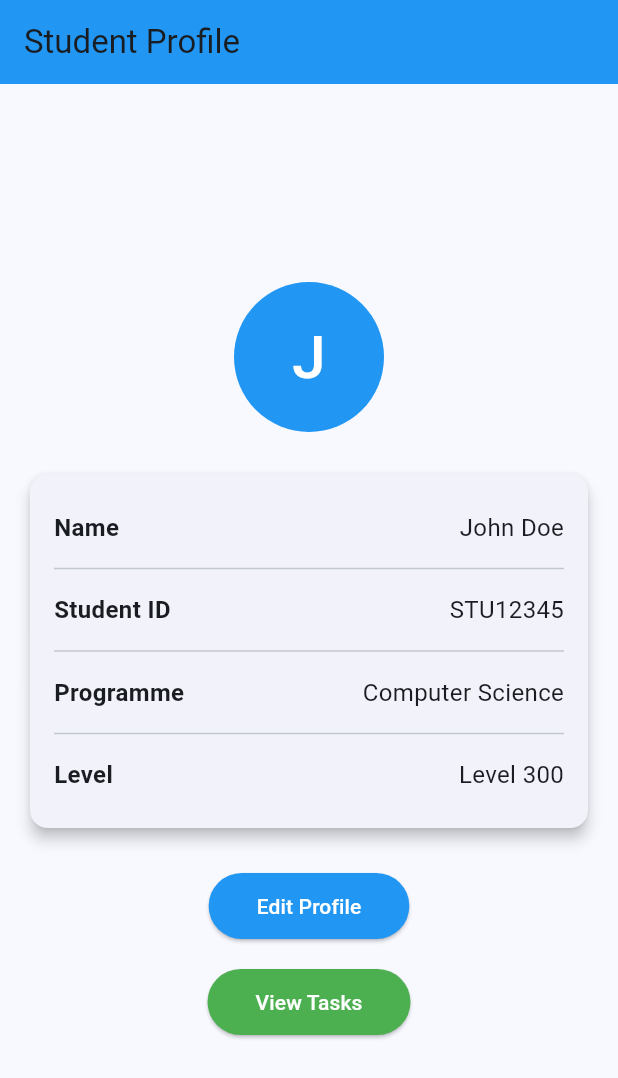
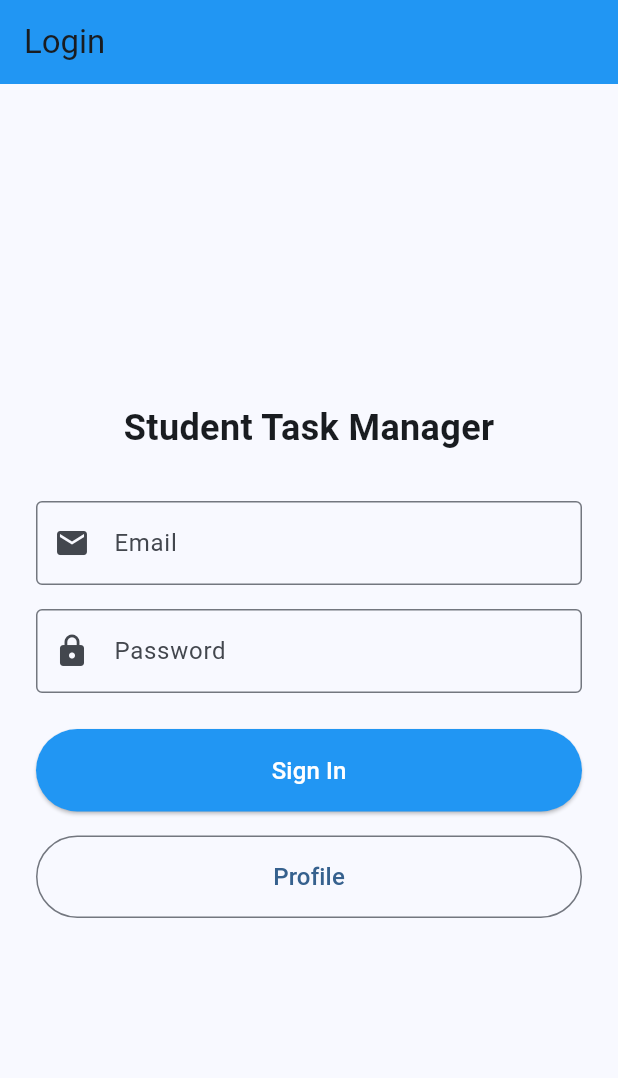
Before and after one commit to EricAnokye/midsem_exam, a Flutter app: the screen it shows after launch, on a phone screen of 412 x 824 dp. Shown: the top 1078 px of the screen. Run offline on Flutter 3.47's test engine with Material 3 defaults, Android fonts, the phone set to English and light mode, and no system bars; our stand-ins replace firebase_core, shared_preferences; accounts and stored records are empty.

Commit message:
Part D: Add Firebase integration and LoginScreen

```diff
--- /dev/null
+++ b/lib/screens/login_screen.dart
@@ -0,0 +1,142 @@
+import 'package:flutter/material.dart';
+import 'profile_screen.dart';
+
+/// LoginScreen provides a simple login interface.
+/// For this exam, it prints entered credentials to console
+/// rather than implementing actual Firebase Auth.
+class LoginScreen extends StatefulWidget {
+  const LoginScreen({super.key});
+
+  @override
+  State<LoginScreen> createState() => _LoginScreenState();
+}
+
+class _LoginScreenState extends State<LoginScreen> {
+  // Text controllers for email and password fields
+  final TextEditingController _emailController = TextEditingController();
+  final TextEditingController _passwordController = TextEditingController();
+
+  @override
+  void dispose() {
+    _emailController.dispose();
+    _passwordController.dispose();
+    super.dispose();
+  }
+
+  /// Handle sign in button press
+  /// Prints email and password to console (mock Firebase Auth)
+  void _handleSignIn() {
+    final String email = _emailController.text;
+    final String password = _passwordController.text;
+
+    // Print credentials to console
+    print('Firebase Auth Mock - Sign In Attempt:');
+    print('Email: $email');
+    print('Password: $password');
+
+    // Show feedback to user
+    ScaffoldMessenger.of(context).showSnackBar(
+      const SnackBar(
+        content: Text('Sign in successful! (Mock)'),
+        backgroundColor: Colors.green,
+      ),
+    );
+  }
+
+  @override
+  Widget build(BuildContext context) {
+    return Scaffold(
+      appBar: AppBar(
+        title: const Text('Login'),
+        backgroundColor: Colors.blue,
+      ),
+      body: Center(
+        child: Padding(
+          padding: const EdgeInsets.all(24.0),
+          child: Column(
+            mainAxisAlignment: MainAxisAlignment.center,
+            children: [
+              // App title
+              const Text(
+                'Student Task Manager',
+                style: TextStyle(
+                  fontSize: 24,
+                  fontWeight: FontWeight.bold,
+                ),
+              ),
+              const SizedBox(height: 32),
+
+              // Email text field
+              TextField(
+                controller: _emailController,
+                keyboardType: TextInputType.emailAddress,
+                decoration: const InputDecoration(
+                  labelText: 'Email',
+                  hintText: 'Enter your email',
+                  prefixIcon: Icon(Icons.email),
+                  border: OutlineInputBorder(),
+                ),
+              ),
+              const SizedBox(height: 16),
+
+              // Password text field
+              TextField(
+                controller: _passwordController,
+                obscureText: true,
+                decoration: const InputDecoration(
+                  labelText: 'Password',
+                  hintText: 'Enter your password',
+                  prefixIcon: Icon(Icons.lock),
+                  border: OutlineInputBorder(),
+                ),
+              ),
+              const SizedBox(height: 24),
+
+              // Sign In button
+              SizedBox(
+                width: double.infinity,
+                child: ElevatedButton(
+                  onPressed: _handleSignIn,
+                  style: ElevatedButton.styleFrom(
+                    backgroundColor: Colors.blue,
+                    padding: const EdgeInsets.symmetric(vertical: 16),
+                  ),
+                  child: const Text(
+                    'Sign In',
+                    style: TextStyle(
+                      color: Colors.white,
+                      fontSize: 16,
+                    ),
+                  ),
+                ),
+              ),
+              const SizedBox(height: 16),
+
+              // Profile button - navigates to ProfileScreen
+              SizedBox(
+                width: double.infinity,
+                child: OutlinedButton(
+                  onPressed: () {
+                    Navigator.push(
+                      context,
+                      MaterialPageRoute(
+                        builder: (context) => const ProfileScreen(),
+                      ),
+                    );
+                  },
+                  style: OutlinedButton.styleFrom(
+                    padding: const EdgeInsets.symmetric(vertical: 16),
+                  ),
+                  child: const Text(
+                    'Profile',
+                    style: TextStyle(fontSize: 16),
+                  ),
+                ),
+              ),
+            ],
+          ),
+        ),
+      ),
+    );
+  }
+}
--- a/pubspec.yaml
+++ b/pubspec.yaml
@@ -37,6 +37,9 @@ dependencies:
 
   # For data persistence
   shared_preferences: ^2.2.2
+
+  # For Firebase integration
+  firebase_core: ^2.24.2
 
 dev_dependencies:
   flutter_test:
```
Also changed, not shown: lib/main.dart (+20 -3 lines), pubspec.lock, 4 other files.
